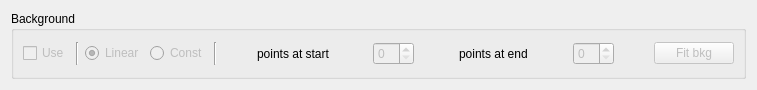
This is iintgui/ui/iintbackground.ui in syncope/iint-gui as Qt 5 draws it before an edit. The edited form follows.
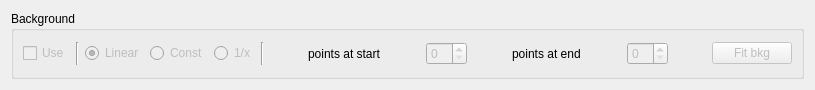
This is the edited form.

Commit message: implement the stuff for issue #85

What changed in the file:
```diff
--- a/iintgui/ui/iintbackground.ui
+++ b/iintgui/ui/iintbackground.ui
@@ -6,7 +6,7 @@
    <rect>
     <x>0</x>
     <y>0</y>
-    <width>757</width>
+    <width>815</width>
     <height>90</height>
    </rect>
   </property>
@@ -62,6 +62,16 @@
           </property>
          </widget>
         </item>
+        <item>
+         <widget class="QRadioButton" name="hyperbolicBkg">
+          <property name="enabled">
+           <bool>false</bool>
+          </property>
+          <property name="text">
+           <string>1/x</string>
+          </property>
+         </widget>
+        </item>
         <item>
          <widget class="Line" name="line_2">
           <property name="orientation">
```
The commit also changes 2 other files.
